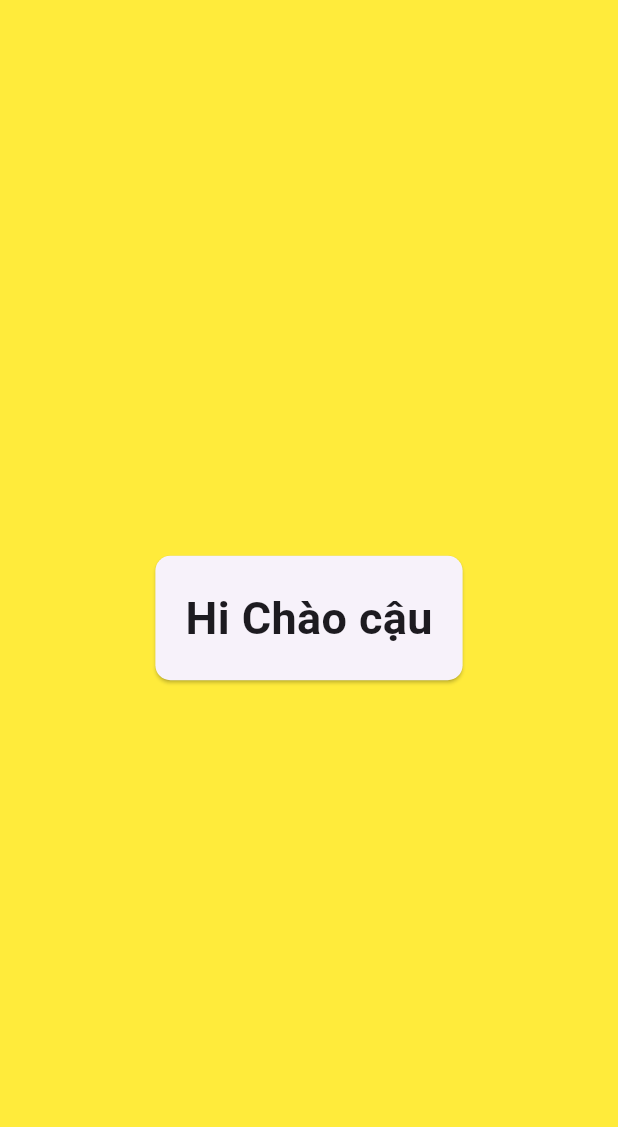
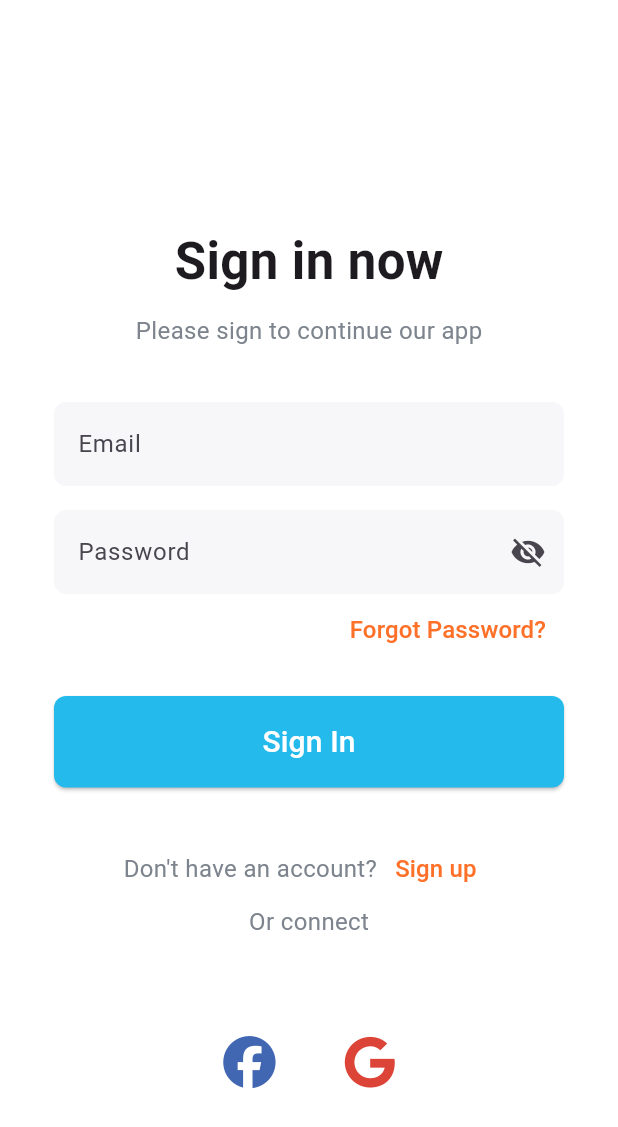
Before and after one commit to bone204/TourGuideApp, a Flutter app: the screen it shows after launch, on a phone screen of 412 x 824 dp. Shown: the top 1127 px of the screen. Run offline on Flutter 3.47's test engine with Material 3 defaults, Android fonts, the phone set to English and light mode, and no system bars; our stand-ins replace font_awesome_flutter.

Commit message:
UI Login/SignUp

```diff
--- a/lib/main.dart
+++ b/lib/main.dart
@@ -1,12 +1,12 @@
 // lib/main.dart
 import 'package:flutter/material.dart';
-import 'screens/home/home_screen.dart'; // Import đường dẫn đến file mới
+import 'screens/auth/login_screen.dart';
 
 void main() {
   runApp(MaterialApp(
     home: SafeArea(
       child: Scaffold(
-        body: HomePage(),
+        body: LoginScreen(),
       )
     ),
     debugShowCheckedModeBanner: false,
--- /dev/null
+++ b/lib/screens/auth/login_screen.dart
@@ -0,0 +1,226 @@
+import 'package:flutter/material.dart';
+import 'package:font_awesome_flutter/font_awesome_flutter.dart';
+import '../auth/signup_screen.dart';
+
+class LoginScreen extends StatelessWidget {
+  @override
+  Widget build(BuildContext context) {
+    return Scaffold(
+      backgroundColor: Colors.white,
+      body: SingleChildScrollView(
+        padding: const EdgeInsets.fromLTRB(20, 150, 20, 0),
+        child: Column(
+          mainAxisAlignment: MainAxisAlignment.center,
+          children: <Widget>[
+            const Text(
+              'Sign in now',
+              style: TextStyle(fontWeight: FontWeight.bold, fontSize: 34),
+            ),
+            const SizedBox(height: 10),
+            const Text(
+              'Please sign to continue our app',
+              style: TextStyle(fontSize: 16, color: Color(0xFF7D848D)),
+            ),
+            const SizedBox(height: 20),
+
+            Container(
+              padding: const EdgeInsets.all(16.0),
+              child: Column(
+                mainAxisSize: MainAxisSize.min,
+                children: [
+                  const CustomTextField(hintText: 'Email'),
+                  const SizedBox(height: 16.0),
+                  const CustomPasswordField(),
+                  Align(
+                    alignment: Alignment.centerRight,
+                    child: TextButton(
+                      onPressed: () {
+                        // Handle forgot password
+                      },
+                      child: const Text(
+                        'Forgot Password?',
+                        style: TextStyle(fontSize: 16, color: Color(0xFFFF7029)),
+                      ),
+                    ),
+                  ),
+                  const SizedBox(height: 20.0),
+                  ElevatedButton(
+                    onPressed: () {
+                      // Handle sign in
+                    },
+                    style: ElevatedButton.styleFrom(
+                      backgroundColor: const Color(0xFF24BAEC),
+                      minimumSize: const Size(double.infinity, 50),
+                      padding: const EdgeInsets.symmetric(vertical: 16.0),
+                      shape: RoundedRectangleBorder(
+                        borderRadius: BorderRadius.circular(8.0),
+                      ),
+                    ),
+                    child: const Text(
+                      'Sign In',
+                      style: TextStyle(color: Colors.white, fontSize: 20),
+                    ),
+                  ),
+                  const SizedBox(height: 30),
+                  Row(
+                    mainAxisAlignment: MainAxisAlignment.center,
+                    children: [
+                      const Text(
+                        "Don't have an account?",
+                        style: TextStyle(fontSize: 16, color: Color(0xFF7D848D)),
+                      ),
+                      TextButton(
+                        onPressed: () {
+                          Navigator.push(
+                            context,
+                            MaterialPageRoute(builder: (context) => SignupScreen()),
+                          );
+                        },
+                        child: const Text(
+                          'Sign up',
+                          style: TextStyle(fontSize: 16, color: Color(0xFFFF7029)),
+                        ),
+                      ),
+                    ],
+                  ),
+                  const Text(
+                    'Or connect',
+                    style: TextStyle(fontSize: 16, color: Color(0xFF7D848D)),
+                  ),
+                ],
+              ),
+            ),
+            const SizedBox(height: 40),
+            Row(
+              mainAxisAlignment: MainAxisAlignment.center,
+              children: [
+                SocialIconButton(
+                  icon: FontAwesomeIcons.facebook,
+                  color: const Color(0xFF4267B2),
+                  onPressed: () {
+                    // Handle Facebook login
+                  },
+                ),
+                const SizedBox(width: 30),
+                SocialIconButton(
+                  icon: FontAwesomeIcons.google,
+                  color: const Color(0xFFDB4437),
+                  onPressed: () {
+                    // Handle Google login
+                  },
+                ),
+              ],
+            ),
+          ],
+        ),
+      ),
+    );
+  }
+}
+
+class CustomTextField extends StatelessWidget {
+  final String hintText;
+  final bool obscureText;
+
+  const CustomTextField({
+    super.key,
+    required this.hintText,
+    this.obscureText = false,
+  });
+
+  @override
+  Widget build(BuildContext context) {
+    return TextFormField(
+      obscureText: obscureText,
+      decoration: InputDecoration(
+        hintText: hintText,
+        filled: true,
+        fillColor: const Color(0xFFF7F7F9),
+        border: OutlineInputBorder(
+          borderSide: BorderSide.none,
+          borderRadius: BorderRadius.circular(8.0),
+        ),
+        focusedBorder: OutlineInputBorder(
+          borderSide: const BorderSide(color: Colors.black, width: 2.0),
+          borderRadius: BorderRadius.circular(8.0),
+        ),
+        errorBorder: OutlineInputBorder(
+          borderSide: const BorderSide(color: Colors.red, width: 2.0),
+          borderRadius: BorderRadius.circular(8.0),
+        ),
+      ),
+    );
+  }
+}
+
+class CustomPasswordField extends StatefulWidget {
+  const CustomPasswordField({super.key});
+
+  @override
+  _CustomPasswordFieldState createState() => _CustomPasswordFieldState();
+}
+
+class _CustomPasswordFieldState extends State<CustomPasswordField> {
+  bool _obscureText = true;
+
+  @override
+  Widget build(BuildContext context) {
+    return TextFormField(
+      obscureText: _obscureText,
+      decoration: InputDecoration(
+        hintText: 'Password',
+        filled: true,
+        fillColor: const Color(0xFFF7F7F9),
+        border: OutlineInputBorder(
+          borderSide: BorderSide.none,
+          borderRadius: BorderRadius.circular(8.0),
+        ),
+        focusedBorder: OutlineInputBorder(
+          borderSide: const BorderSide(color: Colors.black, width: 2.0),
+          borderRadius: BorderRadius.circular(8.0),
+        ),
+        errorBorder: OutlineInputBorder(
+          borderSide: const BorderSide(color: Colors.red, width: 2.0),
+          borderRadius: BorderRadius.circular(8.0),
+        ),
+        suffixIcon: IconButton(
+          icon: Icon(_obscureText ? Icons.visibility_off : Icons.visibility),
+          onPressed: () {
+            setState(() {
+              _obscureText = !_obscureText;
+            });
+          },
+        ),
+      ),
+      validator: (value) {
+        if (value == null || value.isEmpty) {
+          return 'Please enter your password';
+        } else if (value.length < 8) {
+          return 'Password must be at least 8 characters long';
+        }
+        return null;
+      },
+    );
+  }
+}
+
+class SocialIconButton extends StatelessWidget {
+  final IconData icon;
+  final Color color;
+  final VoidCallback onPressed;
+
+  const SocialIconButton({
+    super.key,
+    required this.icon,
+    required this.color,
+    required this.onPressed,
+  });
+
+  @override
+  Widget build(BuildContext context) {
+    return IconButton(
+      icon: FaIcon(icon, color: color, size: 35),
+      onPressed: onPressed,
+    );
+  }
+}
--- a/lib/screens/home/home_screen.dart
+++ b/lib/screens/home/home_screen.dart
@@ -1,5 +1,6 @@
 // lib/views/home/home_screen.dart
 import 'package:flutter/material.dart';
+
 
 class HomePage extends StatelessWidget {
   @override
--- a/pubspec.yaml
+++ b/pubspec.yaml
@@ -35,6 +35,7 @@ dependencies:
   # The following adds the Cupertino Icons font to your application.
   # Use with the CupertinoIcons class for iOS style icons.
   cupertino_icons: ^1.0.8
+  font_awesome_flutter: ^10.7.0
 
 dev_dependencies:
   flutter_test:
```
Also changed, not shown: lib/screens/auth/signup_screen.dart (added, +234 -0 lines), pubspec.lock.
